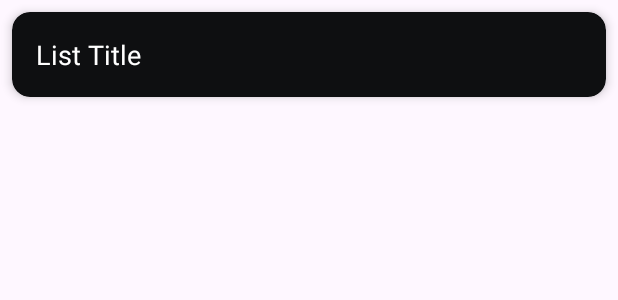
After one commit to The-Appuccino/Entertainment-spot, an Android app: the layout item_favorite_list_structure.xml on its own in the app's theme, with its tools: preview values and no code run, on a phone screen of 412 x 824 dp. The commit adds this screen. Shown: the top 300 px of the screen. Run offline under Robolectric (Android 15) with nearby library versions, the phone set to English and light mode, and no system bars.

Commit message:
Current progress for list screen implementation

```diff
--- /dev/null
+++ b/app/src/main/java/com/appuccino/entertainment_spot/FavoriteListFragment.kt
@@ -0,0 +1,4 @@
+package com.appuccino.entertainment_spot
+
+class FavoriteListFragment {
+}
--- /dev/null
+++ b/app/src/main/res/drawable/ic_add.xml
@@ -0,0 +1,5 @@
+<vector xmlns:android="http://schemas.android.com/apk/res/android" android:height="24dp" android:tint="#000000" android:viewportHeight="24" android:viewportWidth="24" android:width="24dp">
+
+    <path android:fillColor="@android:color/white" android:pathData="M19,13h-6v6h-2v-6H5v-2h6V5h2v6h6v2z"/>
+
+</vector>
--- /dev/null
+++ b/app/src/main/res/layout/item_favorite_list_structure.xml
@@ -0,0 +1,28 @@
+<?xml version="1.0" encoding="utf-8"?>
+<androidx.cardview.widget.CardView xmlns:android="http://schemas.android.com/apk/res/android"
+    xmlns:card_view="http://schemas.android.com/apk/res-auto"
+    android:layout_width="match_parent"
+    android:layout_height="wrap_content"
+    android:layout_margin="8dp"
+    card_view:cardBackgroundColor="@color/soft_black"
+    card_view:cardCornerRadius="12dp"
+    card_view:cardElevation="4dp">
+
+    <LinearLayout
+        android:layout_width="match_parent"
+        android:layout_height="wrap_content"
+        android:orientation="vertical"
+        android:padding="16dp">
+
+        <TextView
+            android:id="@+id/listName"
+            android:layout_width="wrap_content"
+            android:layout_height="wrap_content"
+            android:text="List Title"
+            android:textColor="@android:color/white"
+            android:textSize="18sp" />
+
+        <!-- Optional: Number of movies -->
+
+    </LinearLayout>
+</androidx.cardview.widget.CardView>
--- a/app/src/main/res/values/colors.xml
+++ b/app/src/main/res/values/colors.xml
@@ -7,4 +7,5 @@
     <color name="ic_launcher_background">#8a6bd1</color>
     <color name="blush_pink">#E59393</color>
     <color name="soft_black">#0E0F11</color>
+    <color name="teal_200">#03DAC5</color>
 </resources>
```
Also changed, not shown: app/src/main/res/layout/fragment_favorite_list.xml (added, +30 -0 lines).
